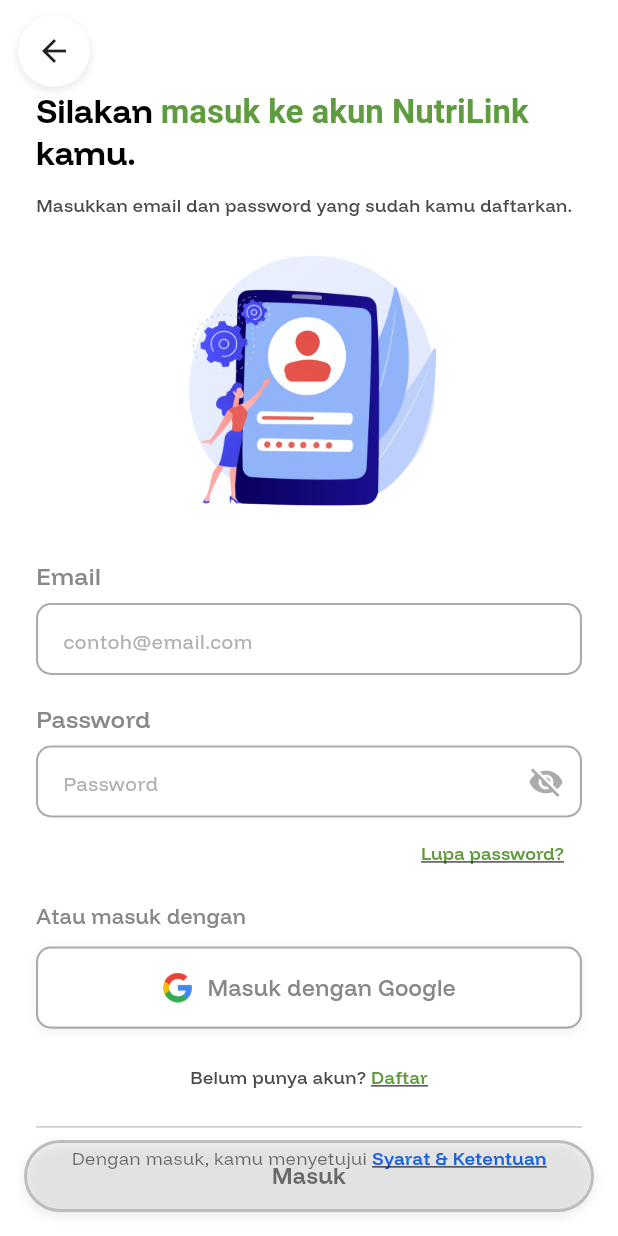
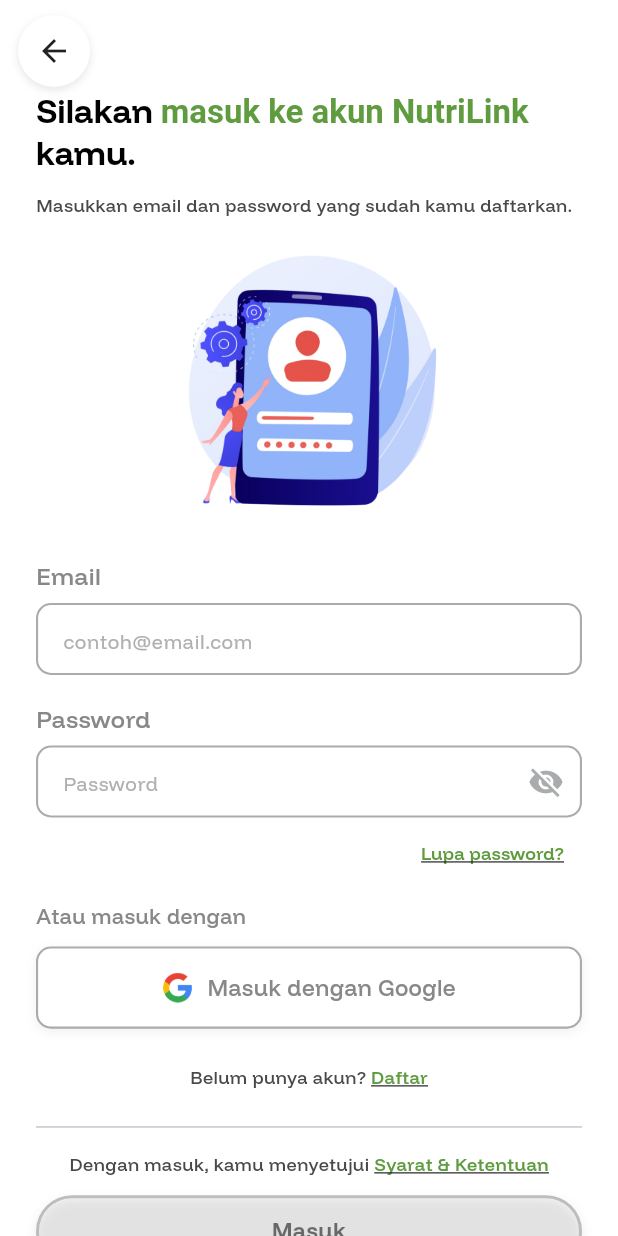
Before and after one commit to dinalarcode/CAPS-2-2025, a Flutter app: the LoginPage screen opened by its route, on a phone screen of 412 x 824 dp. Run offline on Flutter 3.47's test engine with Material 3 defaults, Android fonts, the phone set to English and light mode, and no system bars; our stand-ins replace cloud_firestore, firebase_auth, firebase_core, firebase_storage, geocoding, geolocator and 2 more; missing offline and left inert: firebase_app_check; accounts and stored records are empty.

Commit message:
revisi loginpage karena button masuk tertimpa konten di atas

```diff
--- a/lib/loginPage.dart
+++ b/lib/loginPage.dart
@@ -15,8 +15,7 @@ const Color kGreyText = Color(0xFF494949);
 const Color kLightGreyText = Color(0xFF888888);
 const Color kDisabledGrey = Color(0xFFBDBDBD);
 const Color kMutedBorderGrey = Color(0xFFA9ABAD);
-final Color kBaseGreyFill =
-    const Color(0xFF000000).withValues(alpha: 0.04);
+final Color kBaseGreyFill = const Color(0xFF000000).withValues(alpha: 0.04);
 
 class LoginPage extends StatefulWidget {
   const LoginPage({super.key});
@@ -66,8 +65,7 @@ class _LoginPageState extends State<LoginPage> {
         fontFamily: 'Funnel Display',
         fontSize: 13,
       ),
-      contentPadding:
-          const EdgeInsets.symmetric(horizontal: 14, vertical: 12),
+      contentPadding: const EdgeInsets.symmetric(horizontal: 14, vertical: 12),
       enabledBorder: OutlineInputBorder(
         borderRadius: BorderRadius.circular(10),
         borderSide: const BorderSide(
@@ -246,8 +244,7 @@ class _LoginPageState extends State<LoginPage> {
 
     setState(() => _loading = true);
     try {
-      final cred = await FirebaseAuth.instance
-          .signInWithEmailAndPassword(
+      final cred = await FirebaseAuth.instance.signInWithEmailAndPassword(
         email: _emailC.text.trim(),
         password: _passC.text,
       );
@@ -339,8 +336,7 @@ class _LoginPageState extends State<LoginPage> {
           idToken: gAuth.idToken,
         );
 
-        cred = await FirebaseAuth.instance
-            .signInWithCredential(credential);
+        cred = await FirebaseAuth.instance.signInWithCredential(credential);
       }
 
       final user = cred.user;
@@ -423,8 +419,7 @@ class _LoginPageState extends State<LoginPage> {
     } on FirebaseAuthException catch (e) {
       final msg = switch (e.code) {
         'invalid-email' => 'Format email tidak valid.',
-        'user-not-found' =>
-          'Email tidak terdaftar. Daftar terlebih dahulu.',
+        'user-not-found' => 'Email tidak terdaftar. Daftar terlebih dahulu.',
         _ => 'Gagal mengirim email reset: ${e.message}',
       };
       _toast(msg);
@@ -444,12 +439,10 @@ class _LoginPageState extends State<LoginPage> {
             // ====== KONTEN UTAMA ======
             Positioned.fill(
               child: SingleChildScrollView(
-                padding:
-                    const EdgeInsets.fromLTRB(24, 60, 24, 140),
+                padding: const EdgeInsets.fromLTRB(24, 60, 24, 24),
                 child: Form(
                   key: _formKey,
-                  autovalidateMode:
-                      AutovalidateMode.onUserInteraction,
+                  autovalidateMode: AutovalidateMode.onUserInteraction,
                   child: Column(
                     crossAxisAlignment: CrossAxisAlignment.start,
                     children: [
@@ -507,8 +500,7 @@ class _LoginPageState extends State<LoginPage> {
                       TextFormField(
                         controller: _emailC,
                         textInputAction: TextInputAction.next,
-                        onFieldSubmitted: (_) =>
-                            _focusPass.requestFocus(),
+                        onFieldSubmitted: (_) => _focusPass.requestFocus(),
                         keyboardType: TextInputType.emailAddress,
                         autofillHints: const [
                           AutofillHints.username,
@@ -520,8 +512,7 @@ class _LoginPageState extends State<LoginPage> {
                           if (s.isEmpty) {
                             return 'Email wajib diisi';
                           }
-                          if (!RegExp(r'^[^@]+@[^@]+\.[^@]+')
-                              .hasMatch(s)) {
+                          if (!RegExp(r'^[^@]+@[^@]+\.[^@]+').hasMatch(s)) {
                             return 'Format email tidak valid';
                           }
                           return null;
@@ -554,8 +545,8 @@ class _LoginPageState extends State<LoginPage> {
                                   : Icons.visibility,
                               color: kMutedBorderGrey,
                             ),
-                            onPressed: () => setState(
-                                () => _obscure = !_obscure),
+                            onPressed: () =>
+                                setState(() => _obscure = !_obscure),
                           ),
                         ),
                         validator: (v) => (v == null || v.isEmpty)
@@ -566,8 +557,7 @@ class _LoginPageState extends State<LoginPage> {
                       Align(
                         alignment: Alignment.centerRight,
                         child: TextButton(
-                          onPressed:
-                              _loading ? null : _forgotPassword,
+                          onPressed: _loading ? null : _forgotPassword,
                           child: const Text(
                             'Lupa password?',
                             style: TextStyle(
@@ -599,7 +589,7 @@ class _LoginPageState extends State<LoginPage> {
 
                       const SizedBox(height: 24),
 
-                      // “Belum punya akun? Daftar”
+                      // "Belum punya akun? Daftar"
                       Row(
                         mainAxisAlignment: MainAxisAlignment.center,
                         children: [
@@ -626,8 +616,7 @@ class _LoginPageState extends State<LoginPage> {
                                 fontFamily: 'Funnel Display',
                                 fontWeight: FontWeight.w600,
                                 color: kGreen,
-                                decoration:
-                                    TextDecoration.underline,
+                                decoration: TextDecoration.underline,
                               ),
                             ),
                           ),
@@ -636,21 +625,24 @@ class _LoginPageState extends State<LoginPage> {
 
                       const SizedBox(height: 24),
                       const Divider(height: 1),
-                      const SizedBox(height: 12),
+                      const SizedBox(height: 16),
 
-                      Center(
-                        child: Wrap(
-                          crossAxisAlignment:
-                              WrapCrossAlignment.center,
+                      // ============ TEKS PERSETUJUAN (DI LUAR TOMBOL) ============
+                      // "Dengan masuk, kamu menyetujui Syarat & Ketentuan"
+                      Row(
+                        mainAxisAlignment: MainAxisAlignment.center,
                         children: [
                           const Text(
                             'Dengan masuk, kamu menyetujui ',
                             style: TextStyle(
                               fontSize: 12,
-                                color: Colors.black54,
+                              fontFamily: 'Funnel Display',
+                              fontWeight: FontWeight.w500,
+                              color: kGreyText,
                             ),
                           ),
-                            InkWell(
+                          Center(
+                            child: InkWell(
                               onTap: _loading
                                   ? null
                                   : () => showDialog(
@@ -663,14 +655,28 @@ class _LoginPageState extends State<LoginPage> {
                                 'Syarat & Ketentuan',
                                 style: TextStyle(
                                   fontSize: 12,
-                                  color: Color(0xFF196DFD),
-                                  decoration:
-                                      TextDecoration.underline,
+                                  fontFamily: 'Funnel Display',
                                   fontWeight: FontWeight.w600,
+                                  color: kGreen,
+                                  decoration: TextDecoration.underline,
+                                ),
+                                textAlign: TextAlign.center,
                               ),
                             ),
                           ),
                         ],
+                      ),
+
+                      const SizedBox(height: 12),
+
+                      // ============ TOMBOL MASUK ============
+                      Center(
+                        child: GradientButton(
+                          text: _loading ? 'Memproses...' : 'Masuk',
+                          enabled: !_loading &&
+                              _emailC.text.trim().isNotEmpty &&
+                              _passC.text.isNotEmpty,
+                          onPressed: _loginWithEmail,
                         ),
                       ),
                     ],
@@ -689,8 +695,7 @@ class _LoginPageState extends State<LoginPage> {
                   shape: BoxShape.circle,
                   boxShadow: [
                     BoxShadow(
-                      color:
-                          Colors.black.withValues(alpha: 0.1),
+                      color: Colors.black.withValues(alpha: 0.1),
                       blurRadius: 4,
                       offset: const Offset(0, 2),
                     ),
@@ -704,24 +709,6 @@ class _LoginPageState extends State<LoginPage> {
                   ),
                   tooltip: 'Kembali',
                   onPressed: () => Navigator.pop(context),
-                ),
-              ),
-            ),
-
-            // ====== TOMBOL MASUK (gradient hijau, fixed di bawah) ======
-            Positioned(
-              left: 0,
-              right: 0,
-              bottom: 16,
-              child: Padding(
-                padding:
-                    const EdgeInsets.symmetric(horizontal: 16),
-                child: GradientButton(
-                  text: _loading ? 'Memproses...' : 'Masuk',
-                  enabled: !_loading &&
-                           _emailC.text.trim().isNotEmpty &&
-                           _passC.text.isNotEmpty,
-                  onPressed: _loginWithEmail,
                 ),
               ),
             ),
@@ -748,9 +735,8 @@ class _GoogleLoginTileState extends State<_GoogleLoginTile> {
   Widget build(BuildContext context) {
     final enabled = widget.onTap != null;
 
-    final Color fallbackFill = isHovered
-        ? kGreen.withValues(alpha: 0.04)
-        : Colors.white;
+    final Color fallbackFill =
+        isHovered ? kGreen.withValues(alpha: 0.04) : Colors.white;
 
     final Color borderColor = isHovered ? kGreenLight : kMutedBorderGrey;
 
@@ -863,9 +849,7 @@ class _GradientButtonState extends State<GradientButton> {
           height: 48,
           decoration: BoxDecoration(
             gradient: gradient,
-            color: widget.enabled
-                ? null
-                : kBaseGreyFill,
+            color: widget.enabled ? null : kBaseGreyFill,
             borderRadius: BorderRadius.circular(24),
             border: Border.all(
               color: widget.enabled ? kGreen : kDisabledGrey,
@@ -873,8 +857,7 @@ class _GradientButtonState extends State<GradientButton> {
             ),
             boxShadow: [
               BoxShadow(
-                color:
-                    const Color(0xFF000000).withValues(alpha: 0.08),
+                color: const Color(0xFF000000).withValues(alpha: 0.08),
                 blurRadius: 6,
                 offset: const Offset(0, 3),
               )
@@ -894,8 +877,8 @@ class _GradientButtonState extends State<GradientButton> {
                 style: TextStyle(
                   fontSize: 15,
                   fontWeight: FontWeight.w700,
-                  color:
-                      widget.enabled ? Colors.white : Colors.black54,
+                  fontFamily: 'Funnel Display',
+                  color: widget.enabled ? Colors.white : Colors.black54,
                 ),
               ),
             ),
```
Lines whose indentation alone changed are shown as unchanged.
